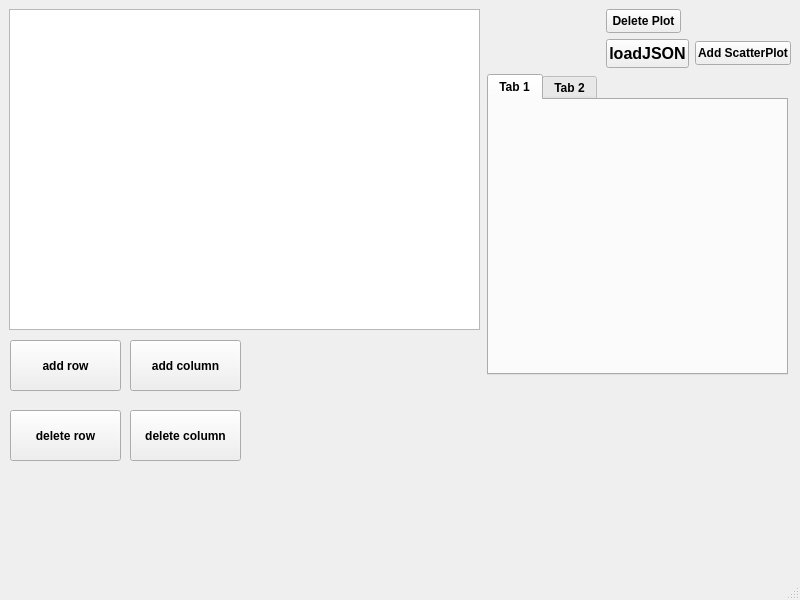
First picture: the form in main/mainwindow.ui, repository Kirikus/2024_Experiments, before the edit.
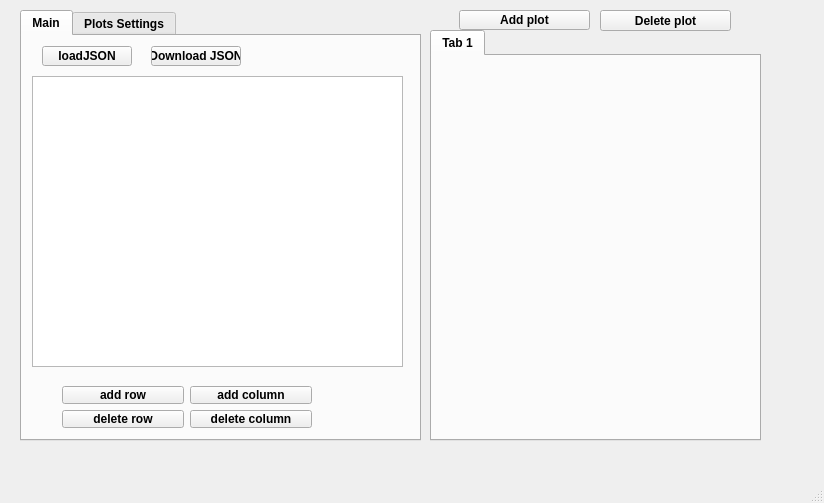
Second picture: the form after the edit. Custom widgets are drawn as their Qt base class.

Commit message: updated GUI, renamed widgets

```diff
--- a/main/mainwindow.ui
+++ b/main/mainwindow.ui
@@ -6,8 +6,8 @@
    <rect>
     <x>0</x>
     <y>0</y>
-    <width>800</width>
-    <height>600</height>
+    <width>824</width>
+    <height>503</height>
    </rect>
   </property>
   <property name="font">
@@ -22,55 +22,23 @@
    <widget class="QPushButton" name="pushButton_deletePlot">
     <property name="geometry">
      <rect>
-      <x>606</x>
-      <y>9</y>
-      <width>75</width>
-      <height>24</height>
+      <x>459</x>
+      <y>10</y>
+      <width>131</width>
+      <height>20</height>
      </rect>
     </property>
     <property name="text">
-     <string>Delete Plot</string>
+     <string>Add plot</string>
     </property>
    </widget>
-   <widget class="QPushButton" name="pushButton_loadJSON">
+   <widget class="QTabWidget" name="tabWidgetPlots">
     <property name="geometry">
      <rect>
-      <x>606</x>
-      <y>39</y>
-      <width>83</width>
-      <height>29</height>
-     </rect>
-    </property>
-    <property name="font">
-     <font>
-      <pointsize>12</pointsize>
-      <bold>true</bold>
-     </font>
-    </property>
-    <property name="text">
-     <string>loadJSON</string>
-    </property>
-   </widget>
-   <widget class="QPushButton" name="pushButton_addScatterPlot">
-    <property name="geometry">
-     <rect>
-      <x>695</x>
-      <y>41</y>
-      <width>96</width>
-      <height>24</height>
-     </rect>
-    </property>
-    <property name="text">
-     <string>Add ScatterPlot</string>
-    </property>
-   </widget>
-   <widget class="QTabWidget" name="tabWidget_plots">
-    <property name="geometry">
-     <rect>
-      <x>487</x>
-      <y>74</y>
-      <width>301</width>
-      <height>301</height>
+      <x>430</x>
+      <y>30</y>
+      <width>331</width>
+      <height>411</height>
      </rect>
     </property>
     <property name="currentIndex">
@@ -81,75 +49,133 @@
       <string>Tab 1</string>
      </attribute>
     </widget>
-    <widget class="QCustomPlot" name="tab_2">
-     <attribute name="title">
-      <string>Tab 2</string>
-     </attribute>
-    </widget>
    </widget>
-   <widget class="QTableView" name="tableView">
+   <widget class="QTabWidget" name="tabWidget">
     <property name="geometry">
      <rect>
-      <x>9</x>
-      <y>9</y>
-      <width>471</width>
-      <height>321</height>
+      <x>20</x>
+      <y>10</y>
+      <width>401</width>
+      <height>431</height>
      </rect>
     </property>
-   </widget>
-   <widget class="QPushButton" name="addRow">
-    <property name="geometry">
-     <rect>
-      <x>10</x>
-      <y>340</y>
-      <width>111</width>
-      <height>51</height>
-     </rect>
+    <property name="currentIndex">
+     <number>0</number>
     </property>
-    <property name="text">
-     <string>add row</string>
-    </property>
+    <widget class="QWidget" name="MainTab">
+     <attribute name="title">
+      <string>Main</string>
+     </attribute>
+     <widget class="QPushButton" name="loadJSONBtn">
+      <property name="geometry">
+       <rect>
+        <x>20</x>
+        <y>10</y>
+        <width>90</width>
+        <height>20</height>
+       </rect>
+      </property>
+      <property name="font">
+       <font>
+        <pointsize>9</pointsize>
+        <bold>true</bold>
+       </font>
+      </property>
+      <property name="text">
+       <string>loadJSON</string>
+      </property>
+      <property name="iconSize">
+       <size>
+        <width>12</width>
+        <height>12</height>
+       </size>
+      </property>
+     </widget>
+     <widget class="QTableView" name="tableMain">
+      <property name="geometry">
+       <rect>
+        <x>10</x>
+        <y>40</y>
+        <width>371</width>
+        <height>291</height>
+       </rect>
+      </property>
+     </widget>
+     <widget class="QWidget" name="layoutWidget">
+      <property name="geometry">
+       <rect>
+        <x>40</x>
+        <y>350</y>
+        <width>250</width>
+        <height>42</height>
+       </rect>
+      </property>
+      <layout class="QGridLayout" name="gridLayout">
+       <item row="1" column="0">
+        <widget class="QPushButton" name="deleteRowBtn">
+         <property name="text">
+          <string>delete row</string>
+         </property>
+        </widget>
+       </item>
+       <item row="0" column="0">
+        <widget class="QPushButton" name="addRowBtn">
+         <property name="text">
+          <string>add row</string>
+         </property>
+        </widget>
+       </item>
+       <item row="1" column="2">
+        <widget class="QPushButton" name="deleteColumnBtn">
+         <property name="text">
+          <string>delete column</string>
+         </property>
+        </widget>
+       </item>
+       <item row="0" column="2">
+        <widget class="QPushButton" name="addColumnBtn">
+         <property name="text">
+          <string>add column</string>
+         </property>
+        </widget>
+       </item>
+      </layout>
+     </widget>
+     <widget class="QPushButton" name="downloadJSONBTN">
+      <property name="geometry">
+       <rect>
+        <x>129</x>
+        <y>10</y>
+        <width>90</width>
+        <height>20</height>
+       </rect>
+      </property>
+      <property name="text">
+       <string>Download JSON</string>
+      </property>
+     </widget>
+    </widget>
+    <widget class="QWidget" name="PlotSetsTab">
+     <attribute name="title">
+      <string>Plots Settings</string>
+     </attribute>
+    </widget>
    </widget>
    <widget class="QPushButton" name="deleteRow">
     <property name="geometry">
      <rect>
-      <x>10</x>
-      <y>410</y>
-      <width>111</width>
-      <height>51</height>
+      <x>600</x>
+      <y>10</y>
+      <width>131</width>
+      <height>21</height>
      </rect>
     </property>
     <property name="text">
-     <string>delete row</string>
-    </property>
-   </widget>
-   <widget class="QPushButton" name="addColumn">
-    <property name="geometry">
-     <rect>
-      <x>130</x>
-      <y>340</y>
-      <width>111</width>
-      <height>51</height>
-     </rect>
-    </property>
-    <property name="text">
-     <string>add column</string>
-    </property>
-   </widget>
-   <widget class="QPushButton" name="deleteColumn">
-    <property name="geometry">
-     <rect>
-      <x>130</x>
-      <y>410</y>
-      <width>111</width>
-      <height>51</height>
-     </rect>
-    </property>
-    <property name="text">
-     <string>delete column</string>
+     <string>Delete plot</string>
     </property>
    </widget>
   </widget>
+  <widget class="QStatusBar" name="statusbar"/>
   <widget class="QMenuBar" name="menubar">
    <property name="geometry">
     <rect>
@@ -160,7 +186,6 @@
     </rect>
    </property>
   </widget>
-  <widget class="QStatusBar" name="statusbar"/>
  </widget>
  <customwidgets>
   <customwidget>
```
Left out of the diff: 8 changed lines with no effect on the pictures. The commit also changes 2 other files.
